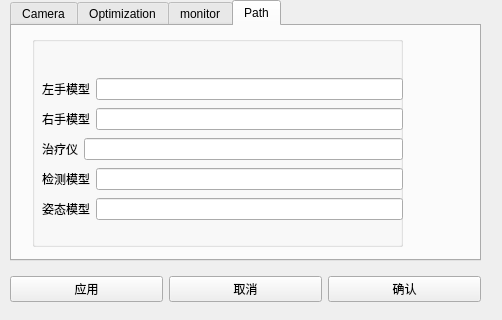
hanchenchen/hand-complete-w-Handtailor, file hcs/Settings/Settings.ui: the form before one commit.
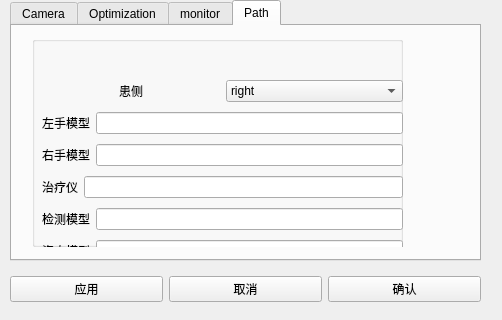
The form after the commit.

Diff of the .ui file:
```diff
--- a/hcs/Settings/Settings.ui
+++ b/hcs/Settings/Settings.ui
@@ -809,10 +809,38 @@
         <x>10</x>
         <y>40</y>
         <width>361</width>
-        <height>151</height>
+        <height>195</height>
        </rect>
       </property>
       <layout class="QVBoxLayout" name="verticalLayout_5">
+       <item>
+        <layout class="QHBoxLayout" name="horizontalLayout_35">
+         <item>
+          <widget class="QLabel" name="label_36">
+           <property name="text">
+            <string>患侧</string>
+           </property>
+           <property name="alignment">
+            <set>Qt::AlignCenter</set>
+           </property>
+          </widget>
+         </item>
+         <item>
+          <widget class="QComboBox" name="sick_side_edit">
+           <item>
+            <property name="text">
+             <string>right</string>
+            </property>
+           </item>
+           <item>
+            <property name="text">
+             <string>left</string>
+            </property>
+           </item>
+          </widget>
+         </item>
+        </layout>
+       </item>
        <item>
         <layout class="QHBoxLayout" name="horizontalLayout_17">
          <item>
```
